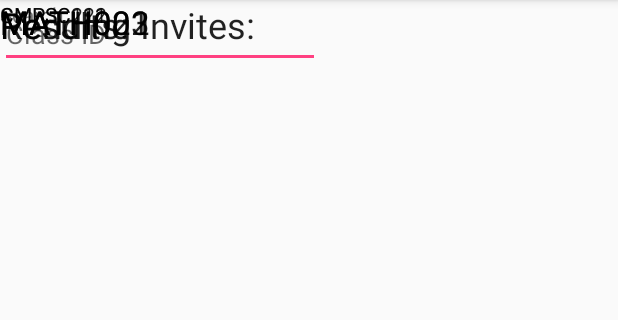
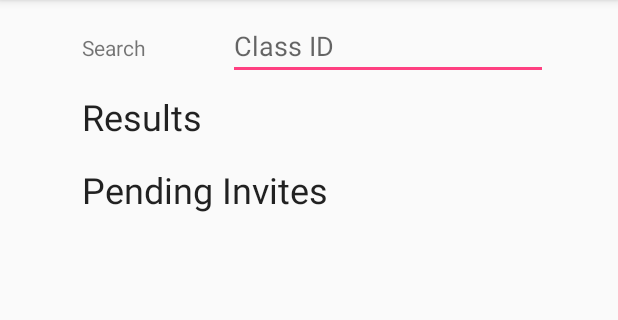
Before and after one commit to iCopyPasta/wolfpack, an Android app: the AddClassPage screen opened directly, with no data from a screen before it, on a phone screen of 412 x 824 dp, the part 84-404 px from its top. Run offline under Robolectric (Android 15) with nearby library versions, the light colour scheme and no system bars.

Commit message:
wire up basic layout to AddClassPage

```diff
--- a/app/src/main/res/layout/activity_add_class_page.xml
+++ b/app/src/main/res/layout/activity_add_class_page.xml
@@ -6,84 +6,88 @@
     android:layout_height="match_parent"
     tools:context="com.wolfpack.cmpsc488.a475layouts.AddClassPage">
 
-    <TextView
-        android:id="@+id/textView8"
+    <EditText
+        android:id="@+id/editText"
         android:layout_width="wrap_content"
         android:layout_height="wrap_content"
-        android:text="MATH021"
-        android:textAppearance="@style/TextAppearance.AppCompat.Large"
-        tools:layout_editor_absoluteX="142dp"
-        tools:layout_editor_absoluteY="270dp" />
+        android:layout_marginTop="8dp"
+        android:ems="10"
+        android:hint="@string/class_id"
+        android:inputType="textPersonName"
+        app:layout_constraintEnd_toEndOf="parent"
+        app:layout_constraintHorizontal_bias="0.5"
+        app:layout_constraintStart_toEndOf="@+id/textView"
+        app:layout_constraintTop_toTopOf="parent" />
 
     <TextView
-        android:id="@+id/textView7"
+        android:id="@+id/textView"
         android:layout_width="wrap_content"
         android:layout_height="wrap_content"
-        android:text="MATH003"
-        android:textAppearance="@style/TextAppearance.AppCompat.Large"
-        tools:layout_editor_absoluteX="142dp"
-        tools:layout_editor_absoluteY="231dp" />
+        android:layout_marginEnd="8dp"
+        android:layout_marginStart="8dp"
+        android:text="@android:string/search_go"
+        app:layout_constraintBaseline_toBaselineOf="@+id/editText"
+        app:layout_constraintEnd_toStartOf="@+id/editText"
+        app:layout_constraintHorizontal_bias="0.5"
+        app:layout_constraintHorizontal_chainStyle="spread"
+        app:layout_constraintStart_toStartOf="parent" />
 
     <TextView
-        android:id="@+id/textView6"
+        android:id="@+id/textView2"
         android:layout_width="wrap_content"
         android:layout_height="wrap_content"
-        android:text="MATH002"
-        android:textAppearance="@style/TextAppearance.AppCompat.Large"
-        tools:layout_editor_absoluteX="142dp"
-        tools:layout_editor_absoluteY="190dp" />
+        android:layout_marginTop="8dp"
+        android:text="@string/results_go"
+        android:textAppearance="@style/TextAppearance.AppCompat.Headline"
+        app:layout_constraintStart_toStartOf="@+id/textView"
+        app:layout_constraintTop_toBottomOf="@+id/editText" />
 
-    <TextView
-        android:id="@+id/textView5"
-        android:layout_width="wrap_content"
+    <ScrollView
+        android:id="@+id/scrollView3"
+        android:layout_width="0dp"
         android:layout_height="wrap_content"
-        android:text="CMPSC122"
-        android:textAppearance="@style/TextAppearance.AppCompat"
-        tools:layout_editor_absoluteX="228dp"
-        tools:layout_editor_absoluteY="423dp" />
+        android:layout_marginEnd="8dp"
+        android:layout_marginStart="8dp"
+        android:layout_marginTop="8dp"
+        app:layout_constraintEnd_toEndOf="@+id/editText"
+        app:layout_constraintStart_toStartOf="@+id/textView2"
+        app:layout_constraintTop_toBottomOf="@+id/textView2">
+
+        <LinearLayout
+            android:layout_width="match_parent"
+            android:layout_height="wrap_content"
+            android:orientation="vertical">
+
+        </LinearLayout>
+    </ScrollView>
 
     <TextView
         android:id="@+id/textView3"
         android:layout_width="wrap_content"
         android:layout_height="wrap_content"
-        android:text="Pending Invites:"
+        android:layout_marginTop="8dp"
+        android:text="@string/pending_invites"
         android:textAppearance="@style/TextAppearance.AppCompat.Headline"
-        tools:layout_editor_absoluteX="25dp"
-        tools:layout_editor_absoluteY="375dp" />
+        app:layout_constraintStart_toStartOf="@+id/textView2"
+        app:layout_constraintTop_toBottomOf="@+id/scrollView3" />
 
-    <EditText
-        android:id="@+id/editText"
-        android:layout_width="wrap_content"
+    <ScrollView
+        android:id="@+id/scrollView4"
+        android:layout_width="0dp"
         android:layout_height="wrap_content"
-        android:ems="10"
-        android:hint="Class ID"
-        android:inputType="textPersonName"
-        tools:layout_editor_absoluteX="85dp"
-        tools:layout_editor_absoluteY="51dp" />
+        android:layout_marginBottom="8dp"
+        android:layout_marginEnd="8dp"
+        android:layout_marginStart="8dp"
+        android:layout_marginTop="8dp"
+        app:layout_constraintBottom_toBottomOf="parent"
+        app:layout_constraintEnd_toEndOf="parent"
+        app:layout_constraintStart_toStartOf="parent"
+        app:layout_constraintTop_toBottomOf="@+id/textView3">
 
-    <TextView
-        android:id="@+id/textView"
-        android:layout_width="wrap_content"
-        android:layout_height="wrap_content"
-        android:text="Search:"
-        tools:layout_editor_absoluteX="25dp"
-        tools:layout_editor_absoluteY="64dp" />
+        <LinearLayout
+            android:layout_width="match_parent"
+            android:layout_height="wrap_content"
+            android:orientation="vertical" />
+    </ScrollView>
 
-    <TextView
-        android:id="@+id/textView2"
-        android:layout_width="wrap_content"
-        android:layout_height="wrap_content"
-        android:text="Results:"
-        android:textAppearance="@style/TextAppearance.AppCompat.Headline"
-        tools:layout_editor_absoluteX="25dp"
-        tools:layout_editor_absoluteY="147dp" />
-
-    <TextView
-        android:id="@+id/textView4"
-        android:layout_width="wrap_content"
-        android:layout_height="wrap_content"
-        android:text="CMPSC211"
-        android:textAppearance="@style/TextAppearance.AppCompat"
-        tools:layout_editor_absoluteX="72dp"
-        tools:layout_editor_absoluteY="423dp" />
 </android.support.constraint.ConstraintLayout>
--- a/app/src/main/res/values/strings.xml
+++ b/app/src/main/res/values/strings.xml
@@ -16,4 +16,7 @@
         completions."
     </string>
     <string name="register">Register for an Account</string>
+    <string name="results_go">Results</string>
+    <string name="pending_invites">Pending Invites</string>
+    <string name="class_id">Class ID</string>
 </resources>
```
